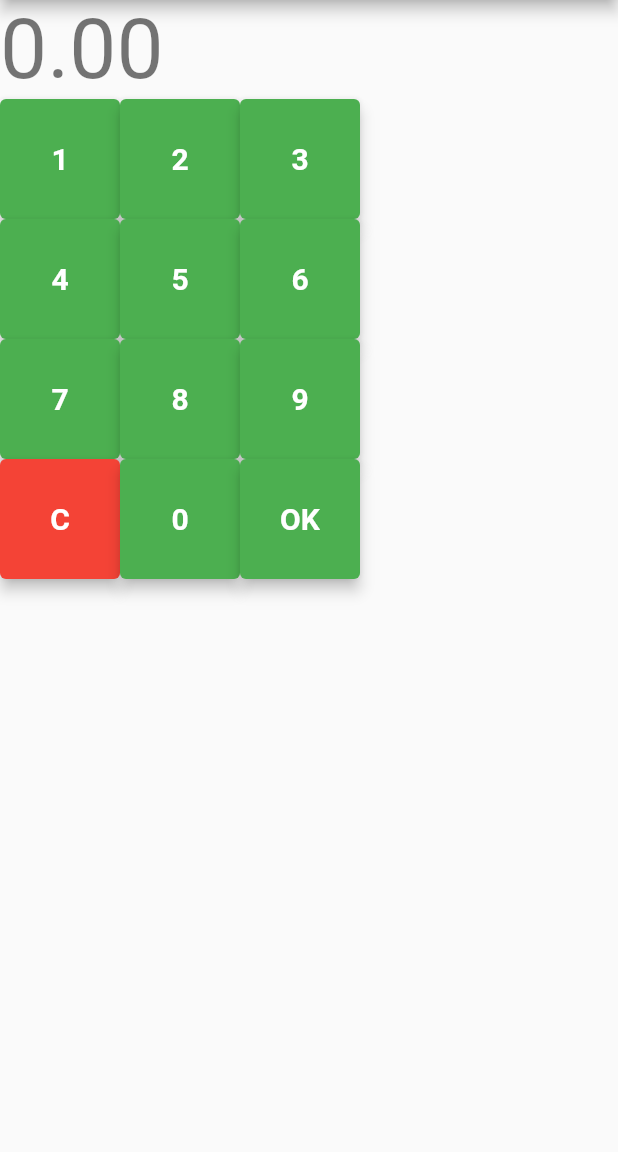
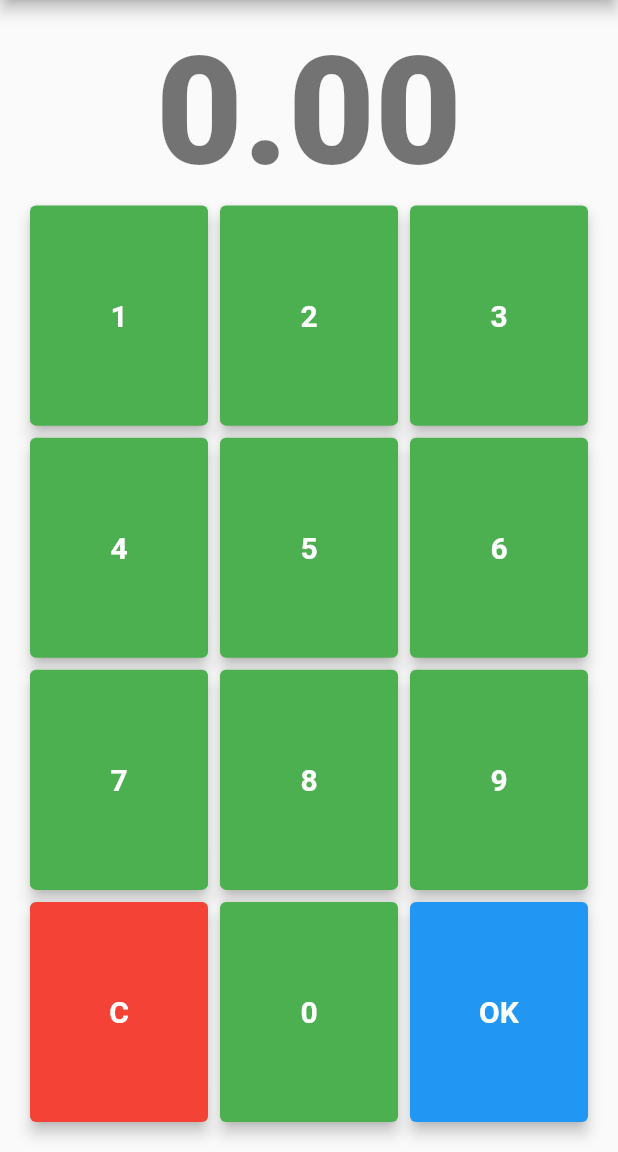
Before and after one commit to fiatjaf/lnurlpos-app, a Flutter app: the screen it shows after launch, on a phone screen of 412 x 824 dp, the part 84-1236 px from its top. Run offline on Flutter 3.47's test engine with Material 2 defaults, Android fonts, the phone set to English and light mode, and no system bars; our stand-ins replace bloc, flutter_bloc.

Commit message:
full calculator view with disabled state.

```diff
--- a/lib/amount/view/amount_view.dart
+++ b/lib/amount/view/amount_view.dart
@@ -7,9 +7,12 @@ class AmountView extends StatelessWidget {
   @override
   Widget build(BuildContext context) {
     final textTheme = Theme.of(context).textTheme;
+
     return Scaffold(
       appBar: AppBar(title: const Text('LNURLPoS')),
-      body: Column(
+      body: Padding(
+        padding: EdgeInsets.all(16),
+        child: Column(
           crossAxisAlignment: CrossAxisAlignment.start,
           children: [
             BlocBuilder<AmountCubit, int>(
@@ -23,17 +26,23 @@ class AmountView extends StatelessWidget {
                     "." +
                     text.substring(text.length - 2);
 
-              return Text(
+                return Center(
+                  child: Text(
                     formatted,
-                style: textTheme.headline2,
+                    style: textTheme.headline1?.apply(
+                      fontWeightDelta: 50,
+                      fontSizeDelta: -12,
+                    ),
+                  ),
                 );
               },
             ),
-          Column(
-            mainAxisSize: MainAxisSize.min,
+            Expanded(
+              child: Column(
+                mainAxisSize: MainAxisSize.max,
                 mainAxisAlignment: MainAxisAlignment.spaceEvenly,
                 children: [
-              Row(
+                  ButtonRow(
                     children: [
                       Button(
                         content: "1",
@@ -55,7 +64,7 @@ class AmountView extends StatelessWidget {
                       ),
                     ],
                   ),
-              Row(
+                  ButtonRow(
                     children: [
                       Button(
                         content: "4",
@@ -77,7 +86,7 @@ class AmountView extends StatelessWidget {
                       ),
                     ],
                   ),
-              Row(
+                  ButtonRow(
                     children: [
                       Button(
                         content: "7",
@@ -99,7 +108,7 @@ class AmountView extends StatelessWidget {
                       ),
                     ],
                   ),
-              Row(
+                  ButtonRow(
                     children: [
                       Button(
                         content: "C",
@@ -116,6 +125,7 @@ class AmountView extends StatelessWidget {
                       ),
                       Button(
                         content: "OK",
+                        color: Colors.blue,
                         onPressed: () {
                           print("pressed OK");
                         },
@@ -124,7 +134,26 @@ class AmountView extends StatelessWidget {
                   ),
                 ],
               ),
+            ),
           ],
+        ),
+      ),
+    );
+  }
+}
+
+class ButtonRow extends StatelessWidget {
+  const ButtonRow({Key? key, required this.children}) : super(key: key);
+
+  final List<Widget> children;
+
+  @override
+  Widget build(BuildContext context) {
+    return Expanded(
+      child: Row(
+        crossAxisAlignment: CrossAxisAlignment.stretch,
+        mainAxisSize: MainAxisSize.max,
+        children: children,
       ),
     );
   }
@@ -144,11 +173,18 @@ class Button extends StatelessWidget {
 
   @override
   Widget build(BuildContext context) {
+    return Expanded(
+      child: Container(
+        margin: EdgeInsets.all(4),
+        child: BlocBuilder<AmountCubit, int>(
+          builder: (context, state) {
+            final tooMuch = state > 10000000;
+            final isInt = int.tryParse(this.content) != null;
+
             return ElevatedButton(
               child: Text(this.content),
               style: ElevatedButton.styleFrom(
                 primary: this.color,
-        minimumSize: Size(80, 80),
                 enableFeedback: true,
                 textStyle: TextStyle(
                   color: Colors.white,
@@ -157,7 +193,11 @@ class Button extends StatelessWidget {
                 ),
                 elevation: 4,
               ),
-      onPressed: this.onPressed,
+              onPressed: tooMuch && isInt ? null : this.onPressed,
+            );
+          },
+        ),
+      ),
     );
   }
 }
--- a/lib/app.dart
+++ b/lib/app.dart
@@ -3,5 +3,5 @@ import 'package:flutter/material.dart';
 import 'amount/amount.dart';
 
 class AmountApp extends MaterialApp {
-  const AmountApp({Key? key}) : super(key: key, home: const AmountPage());
+  const AmountApp({Key? key}): super(key: key, home: const AmountPage());
 }
```
Lines whose indentation alone changed are shown as unchanged.
